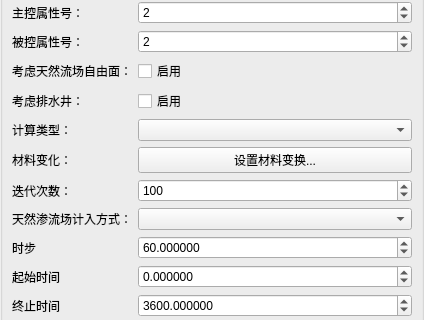
Qt form plugins/Base_Slover/SeepageWidget.ui (asd977/base_cae) before a commit; both pictures show x 0 to 424 and y 200 to 520 of the 424 by 612 pixel window.
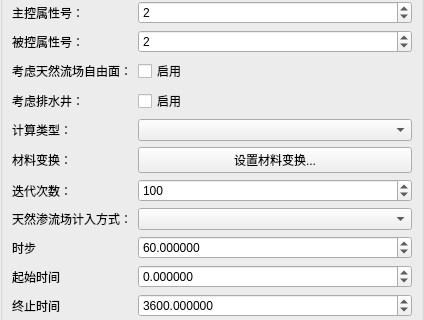
The same form after that commit.

What changed in the file:
```diff
--- a/plugins/Base_Slover/SeepageWidget.ui
+++ b/plugins/Base_Slover/SeepageWidget.ui
@@ -322,7 +322,7 @@
       <item row="10" column="0">
        <widget class="QLabel" name="labelGlobalMappings">
         <property name="text">
-         <string>材料变化：</string>
+         <string>材料变换：</string>
         </property>
        </widget>
       </item>
```
